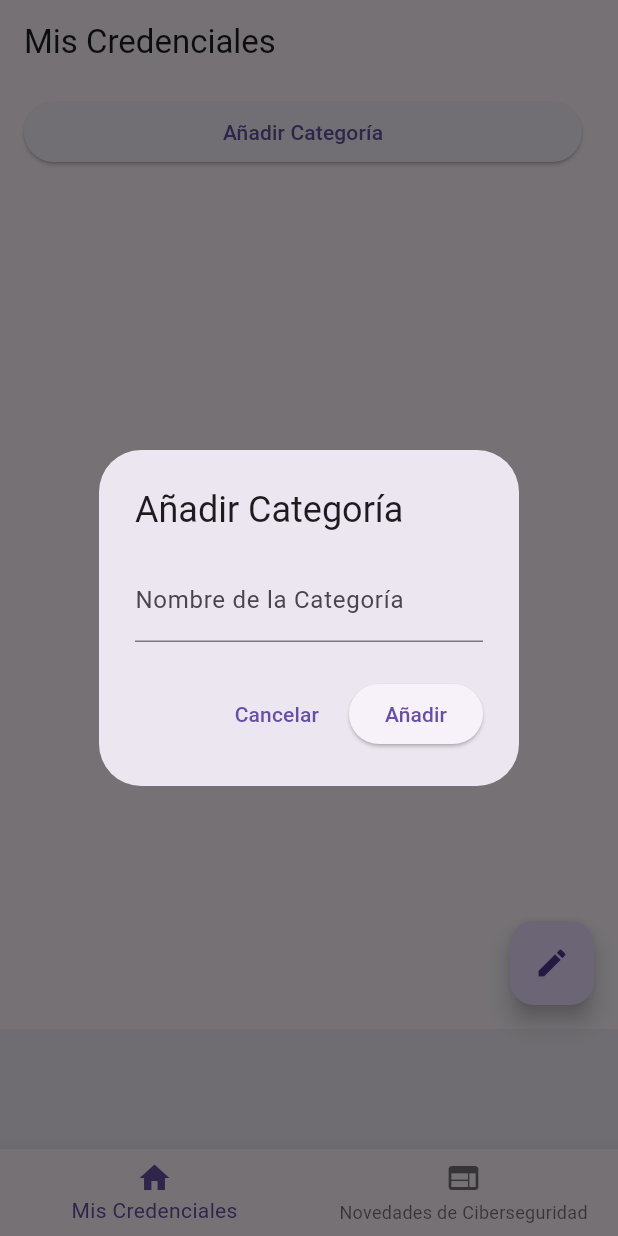
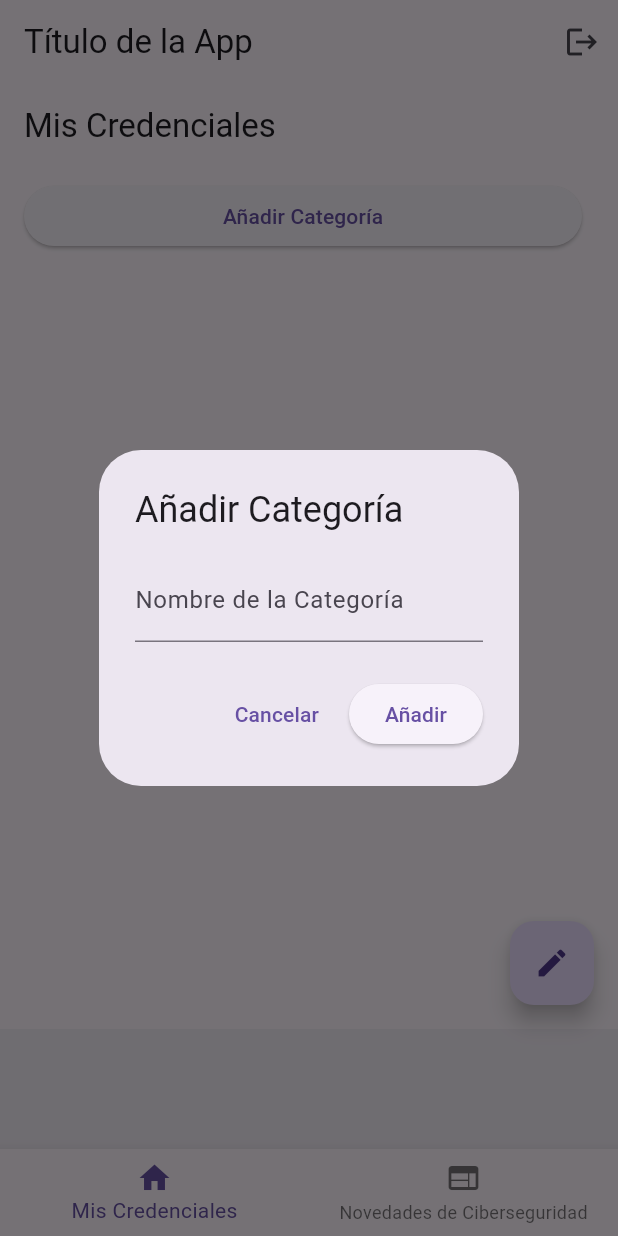
Before and after one commit to MateoR-gif/credential-manager, a Flutter app: the screen it shows after launch, after a tap on "Iniciar Sesión", after a tap on "Añadir Categoría", on a phone screen of 412 x 824 dp. Run offline on Flutter 3.47's test engine with Material 3 defaults, Android fonts, the phone set to English and light mode, and no system bars; our stand-ins replace file_picker, shared_preferences; network calls fail.

Commit message:
Arreglados los bugs visuales

```diff
--- a/app/lib/main.dart
+++ b/app/lib/main.dart
@@ -15,7 +15,7 @@ void main() {
         theme: ThemeData(
           primarySwatch: Colors.blue,
         ),
-        initialRoute: '/login', // Primero lleva al login
+        initialRoute: '/login',
         routes: {
           '/login': (context) => LoginPage(),
           '/register': (context) => RegisterPage(),
--- a/app/lib/screens/HomeScreen.dart
+++ b/app/lib/screens/HomeScreen.dart
@@ -1,6 +1,6 @@
+import 'package:flutter/material.dart';
 import 'package:app/widgets/News.dart';
 import 'package:app/widgets/MyCredentialWidget.dart';
-import 'package:flutter/material.dart';
 
 class HomeScreen extends StatefulWidget {
   @override
@@ -11,9 +11,27 @@ class _HomeScreenState extends State<HomeScreen> {
   final PageController _pageController = PageController();
   int _selectedPageIndex = 0;
 
+  // Método para cerrar sesión
+  void _logout() {
+    // Aquí puedes realizar cualquier tarea de cierre de sesión, como limpiar las credenciales, etc.
+    // Luego navega a la pantalla de inicio de sesión
+    Navigator.pushReplacementNamed(context, '/login');
+  }
+
   @override
   Widget build(BuildContext context) {
     return Scaffold(
+      appBar: AppBar(
+        title: Text('Título de la App'),
+        automaticallyImplyLeading: false, // Evitar que aparezca la flecha de regreso
+        actions: [
+          // Botón para cerrar sesión
+          IconButton(
+            icon: Icon(Icons.logout),
+            onPressed: _logout,
+          ),
+        ],
+      ),
       body: PageView(
         controller: _pageController,
         onPageChanged: (index) {
@@ -35,7 +53,7 @@ class _HomeScreenState extends State<HomeScreen> {
             curve: Curves.easeInOut,
           );
         },
-        items: [
+        items: const [
           BottomNavigationBarItem(
             icon: Icon(Icons.home),
             label: 'Mis Credenciales',
--- a/app/lib/widgets/MyCredentialWidget.dart
+++ b/app/lib/widgets/MyCredentialWidget.dart
@@ -125,6 +125,7 @@ class _MyCredentialWidgetState extends State<MyCredentialWidget> {
   Widget build(BuildContext context) {
     return Scaffold(
       appBar: AppBar(
+        automaticallyImplyLeading: false, // Eliminar la flecha de retorno
         title: Text('Mis Credenciales'),
       ),
       body: ListView(
```
Also changed, not shown: app/lib/screens/RegisterPage.dart (+22 -1 lines).
